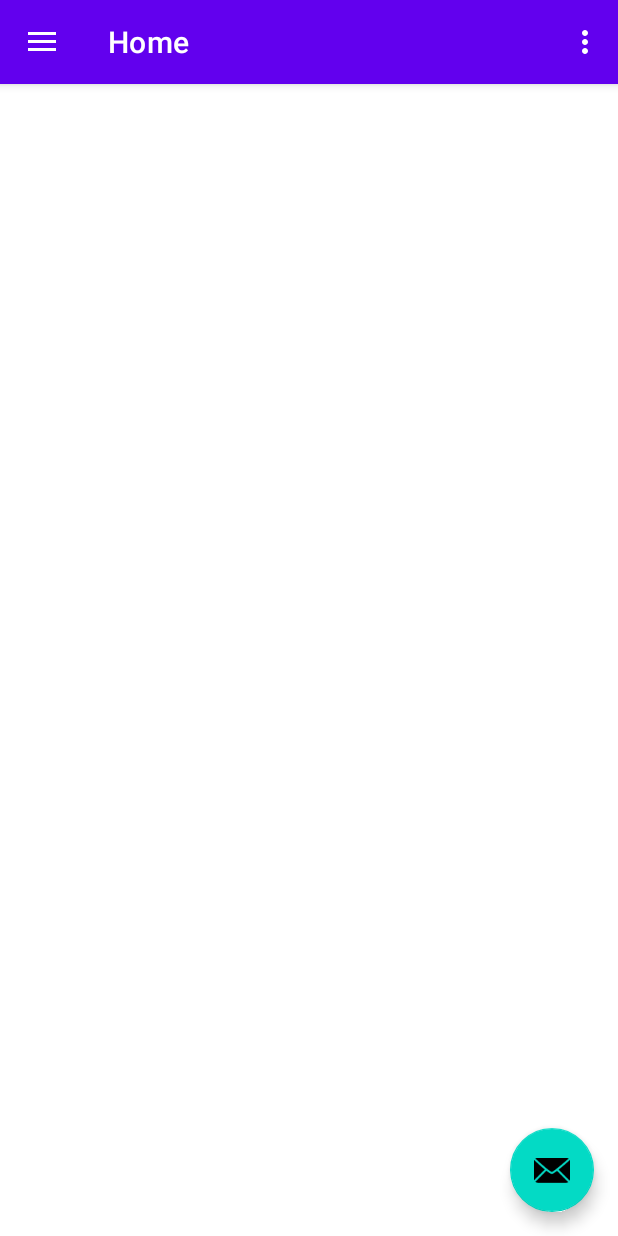
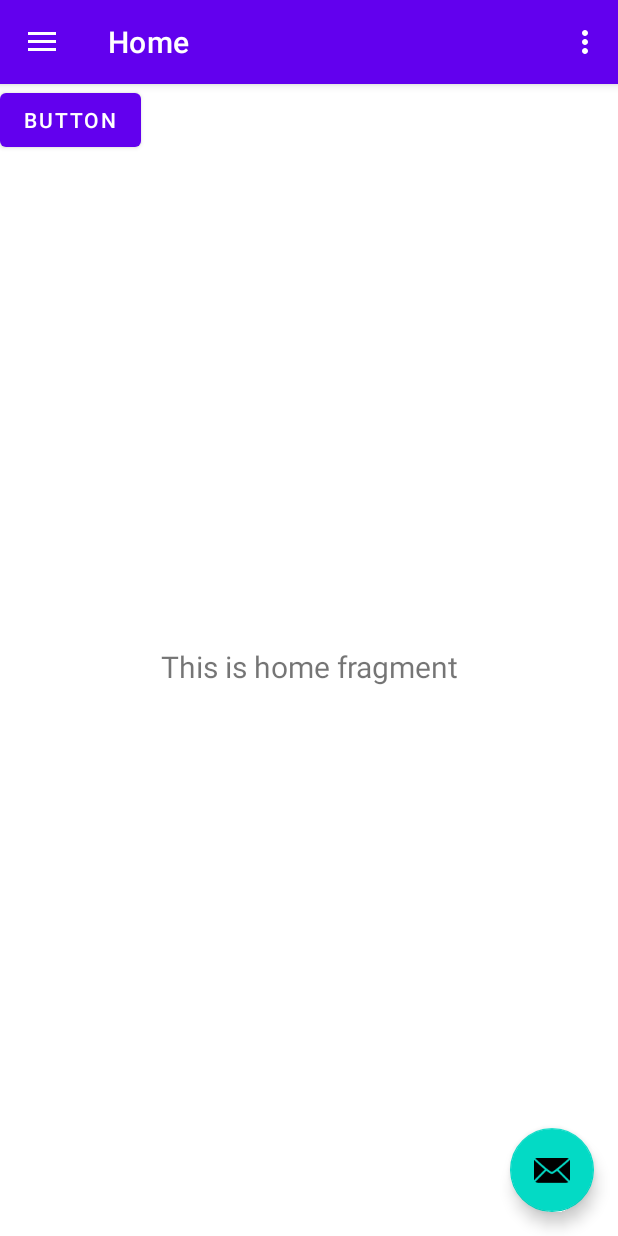
Before and after one commit to gguagliardo2017/COP4655-Project-POC, an Android app: the HomePage screen opened directly, with no data from a screen before it, on a phone screen of 412 x 824 dp. Run offline under Robolectric (Android 15) with nearby library versions, the light colour scheme and no system bars; our stand-ins replace navigation-ui.

Commit message:
Added home page pretty

```diff
--- a/app/src/main/java/com/example/finalprojectp2/HomePage.java
+++ b/app/src/main/java/com/example/finalprojectp2/HomePage.java
@@ -36,7 +36,6 @@ public class HomePage extends AppCompatActivity {
 
     ImageView imageView;
     TextView name, email, id;
-    Button signOut;
 
     GoogleSignInClient mGoogleSignInClient;
 
@@ -49,7 +48,6 @@ public class HomePage extends AppCompatActivity {
         imageView = findViewById(R.id.imageView);
         name = findViewById(R.id.textName);
         email = findViewById(R.id.textEmail);
-        signOut = findViewById(R.id.sign_out_button);
 //        signOut.setOnClickListener(new View.OnClickListener() {
 //            @Override
 //            public void onClick(View v) {
@@ -126,6 +124,7 @@ public class HomePage extends AppCompatActivity {
         return NavigationUI.navigateUp(navController, mAppBarConfiguration)
                 || super.onSupportNavigateUp();
     }
+
     public void sendMessage(View view){
 
         signOut();
--- a/app/src/main/java/com/example/finalprojectp2/MainActivity.java
+++ b/app/src/main/java/com/example/finalprojectp2/MainActivity.java
@@ -1,6 +1,7 @@
 package com.example.finalprojectp2;
 
 
+import androidx.appcompat.app.ActionBar;
 import androidx.appcompat.app.AppCompatActivity;
 
 import android.content.Intent;
@@ -45,6 +46,9 @@ public class MainActivity extends AppCompatActivity {
                 .build();
 
         mGoogleSignInClient = GoogleSignIn.getClient(this, gso);
+
+        ActionBar actionBar = getSupportActionBar();
+        actionBar.hide();
     }
 
     private void signIn(){
--- a/app/src/main/res/layout/fragment_home.xml
+++ b/app/src/main/res/layout/fragment_home.xml
@@ -4,4 +4,28 @@
     xmlns:tools="http://schemas.android.com/tools"
     android:layout_width="match_parent"
     android:layout_height="match_parent"
-    tools:context=".ui.home.HomeFragment"/>
+    tools:context=".ui.home.HomeFragment">
+
+    <TextView
+        android:id="@+id/text_home"
+        android:layout_width="match_parent"
+        android:layout_height="wrap_content"
+        android:layout_marginStart="8dp"
+        android:layout_marginTop="8dp"
+        android:layout_marginEnd="8dp"
+        android:textAlignment="center"
+        android:textSize="20sp"
+        app:layout_constraintBottom_toBottomOf="parent"
+        app:layout_constraintEnd_toEndOf="parent"
+        app:layout_constraintStart_toStartOf="parent"
+        app:layout_constraintTop_toTopOf="parent" />
+
+    <Button
+        android:id="@+id/sign_out_button"
+        android:layout_width="wrap_content"
+        android:layout_height="wrap_content"
+        android:text="Button"
+        tools:layout_editor_absoluteX="155dp"
+        tools:layout_editor_absoluteY="170dp" />
+
+</androidx.constraintlayout.widget.ConstraintLayout>
```
Also changed, not shown: app/src/main/res/layout/activity_main.xml (+26 -1 lines).
